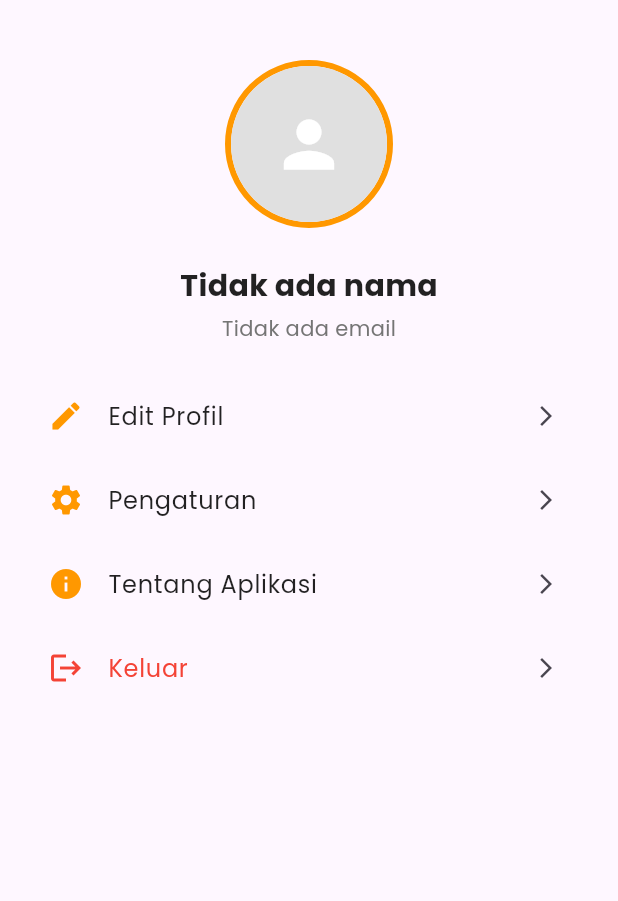
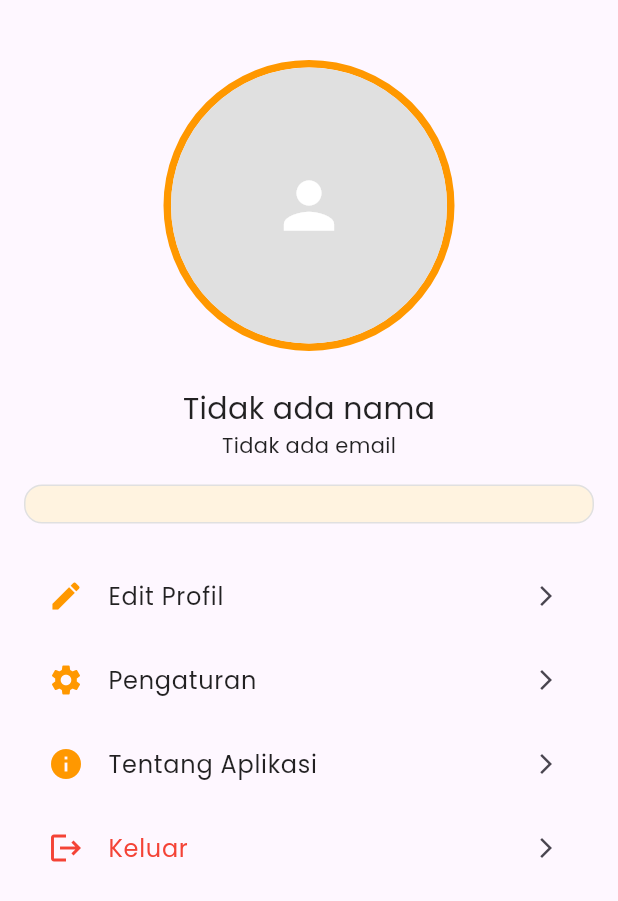
Before and after one commit to gerrybagaskoro/absensi_ppkdjp_b3, a Flutter app: the ProfilePresensi screen opened directly, on a phone screen of 412 x 824 dp. Shown: the top 901 px of the screen. Run offline on Flutter 3.47's test engine with Material 3 defaults, Android fonts, the phone set to English and light mode, and no system bars; our stand-ins replace geocoding, geolocator, google_fonts, google_maps_flutter, image_picker, introduction_screen and 1 more; accounts and stored records are empty; network calls fail.

Commit message:
massger_kiyowo

```diff
--- a/lib/views/profile/profile_presensi.dart
+++ b/lib/views/profile/profile_presensi.dart
@@ -90,17 +90,23 @@ class _ProfilePresensiState extends State<ProfilePresensi> {
                   Container(
                     decoration: BoxDecoration(
                       shape: BoxShape.circle,
-                      border: Border.all(color: Colors.orange, width: 4),
+                      border: Border.all(color: Colors.orange, width: 5),
                     ),
                     child: CircleAvatar(
-                      radius: 52,
-                      backgroundImage: _profile?.profilePhoto != null
+                      radius: 92,
+                      backgroundImage: _profile?.profilePhotoUrl != null
+                          ? NetworkImage(
+                              _profile!.profilePhotoUrl!,
+                            ) // 🔥 langsung pakai URL dari API
+                          : _profile?.profilePhoto != null
                           ? NetworkImage(
                               "https://appabsensi.mobileprojp.com/storage/${_profile!.profilePhoto}",
                             )
                           : null,
                       backgroundColor: Colors.grey[300],
-                      child: _profile?.profilePhoto == null
+                      child:
+                          (_profile?.profilePhotoUrl == null &&
+                              _profile?.profilePhoto == null)
                           ? const Icon(
                               Icons.person,
                               size: 50,
@@ -112,16 +118,69 @@ class _ProfilePresensiState extends State<ProfilePresensi> {
                   const SizedBox(height: 24),
                   Text(
                     _profile?.name ?? "Tidak ada nama",
-                    style: const TextStyle(
-                      fontSize: 20,
-                      fontWeight: FontWeight.bold,
-                      color: Colors.black87,
-                    ),
+                    style: TextStyle(fontSize: 20, color: Colors.black87),
                   ),
-                  const SizedBox(height: 4),
                   Text(
                     _profile?.email ?? "Tidak ada email",
-                    style: TextStyle(fontSize: 14, color: Colors.grey[600]),
+                    style: TextStyle(fontSize: 14, color: Colors.black87),
+                  ),
+                  const SizedBox(height: 16),
+
+                  // 🔹 Tambahan info dalam container rapi
+                  Container(
+                    width: double.infinity,
+                    padding: const EdgeInsets.all(12),
+                    decoration: BoxDecoration(
+                      color: Colors.orange[50],
+                      borderRadius: BorderRadius.circular(12),
+                      border: Border.all(color: Colors.grey.shade300),
+                    ),
+                    child: Column(
+                      crossAxisAlignment: CrossAxisAlignment.start,
+                      children: [
+                        if (_profile?.batchKe != null)
+                          Text(
+                            "Batch ke-${_profile!.batchKe}",
+                            style: const TextStyle(
+                              fontSize: 14,
+                              fontWeight: FontWeight.w500,
+                            ),
+                          ),
+                        if (_profile?.trainingTitle != null)
+                          Padding(
+                            padding: const EdgeInsets.only(top: 4),
+                            child: Text(
+                              "Pelatihan: ${_profile!.trainingTitle}",
+                              style: const TextStyle(
+                                fontSize: 14,
+                                fontWeight: FontWeight.w500,
+                              ),
+                            ),
+                          ),
+                        if (_profile?.batch?.createdAt != null)
+                          Padding(
+                            padding: const EdgeInsets.only(top: 8),
+                            child: Text(
+                              "Dibuat pada: ${_profile!.batch!.createdAt!.toLocal().toString().substring(0, 19)}",
+                              style: const TextStyle(
+                                fontSize: 12,
+                                color: Colors.grey,
+                              ),
+                            ),
+                          ),
+                        if (_profile?.batch?.updatedAt != null)
+                          Padding(
+                            padding: const EdgeInsets.only(top: 2),
+                            child: Text(
+                              "Diperbarui pada: ${_profile!.batch!.updatedAt!.toLocal().toString().substring(0, 19)}",
+                              style: const TextStyle(
+                                fontSize: 12,
+                                color: Colors.grey,
+                              ),
+                            ),
+                          ),
+                      ],
+                    ),
                   ),
                   const SizedBox(height: 20),
                   Expanded(
```
